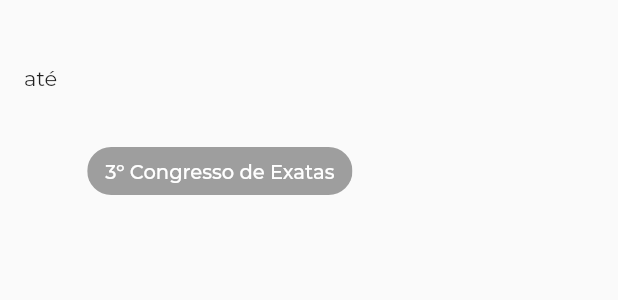
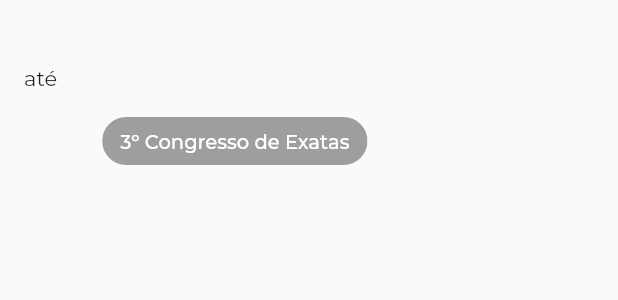
Before and after one commit to henriquearthur/congresso-unama, a Flutter app: the LectureItem widget shown alone on an empty page, opened directly with empty values, on a phone screen of 412 x 824 dp. Shown: the top 300 px of the screen. Run offline on Flutter 3.47's test engine with Material 2 defaults, Android fonts, the phone set to English and light mode, and no system bars; our stand-ins replace cloud_firestore, shared_preferences; accounts and stored records are empty.

Commit message:
View lecture screen - partial

```diff
--- a/lib/ui/screens/schedule_screen/components/lecture_item.dart
+++ b/lib/ui/screens/schedule_screen/components/lecture_item.dart
@@ -12,7 +12,12 @@ class LectureItem extends StatelessWidget {
   @override
   Widget build(BuildContext context) {
     // TODO: Add lecture/speaker details on touch LectureItem
-    return Padding(
+    return InkWell(
+      onTap: () {
+        Navigator.of(context)
+            .pushNamed("/view-lecture", arguments: {'lecture': lecture});
+      },
+      child: Padding(
         padding: const EdgeInsets.all(16.0),
         child: Row(
           crossAxisAlignment: CrossAxisAlignment.start,
@@ -46,7 +51,7 @@ class LectureItem extends StatelessWidget {
                 ]
               ],
             ),
-          SizedBox(width: 20.0),
+            SizedBox(width: 30.0),
             Flexible(
               child: Column(
                 crossAxisAlignment: CrossAxisAlignment.start,
@@ -61,12 +66,15 @@ class LectureItem extends StatelessWidget {
                   ),
                   SizedBox(height: 5.0),
                   Text(
-                  lecture.speaker,
+                    lecture.type +
+                        ((lecture.speaker.isNotEmpty)
+                            ? ' - ' + lecture.speaker
+                            : ''),
                     style: TextStyle(
                       color: Colors.grey[500],
                     ),
                   ),
-                SizedBox(height: 30.0),
+                  SizedBox(height: 10.0),
                   Chip(
                     label: Text(
                       getEventName(lecture.event),
@@ -83,6 +91,7 @@ class LectureItem extends StatelessWidget {
             )
           ],
         ),
+      ),
     );
   }
 }
--- a/lib/ui/screens/schedule_screen/schedule_default_screen.dart
+++ b/lib/ui/screens/schedule_screen/schedule_default_screen.dart
@@ -64,7 +64,7 @@ class _ScheduleDefaultScreenState extends State<ScheduleDefaultScreen> {
                   child: Scaffold(
                     key: _scaffoldKey,
                     appBar: AppBar(
-                      backgroundColor: Colors.white,
+                      backgroundColor: Styles.appBarBackgroundColor,
                       title: Text(
                         'Programação',
                         style: Styles.appBarTitleText,
@@ -72,7 +72,7 @@ class _ScheduleDefaultScreenState extends State<ScheduleDefaultScreen> {
                       iconTheme: IconThemeData(color: Styles.appBarIconColor),
                       centerTitle: true,
                       bottom: TabBar(
-                        labelColor: Colors.black,
+                        labelColor: Styles.appBarLabelColor,
                         tabs: [
                           Tab(text: "Dia 25"),
                           Tab(text: "Dia 26"),
--- a/lib/ui/theme/styles.dart
+++ b/lib/ui/theme/styles.dart
@@ -9,8 +9,6 @@ abstract class Styles {
   static Color primaryColor = Colors.green;
   static Color primaryColorDark = Colors.green[900];
 
-  static Color appBarIconColor = Colors.green;
-
   static Color mainScreenColor = Colors.cyan;
   static Color scheduleScreenColor = Colors.green;
   static Color undergradsScreenColor = Colors.orange;
@@ -19,6 +17,10 @@ abstract class Styles {
   static Color architectureColor = Color(0xff417952);
   static Color computingColor = Color(0xffF2A94B);
   static Color engineeringColor = Color(0xff2B80C0);
+
+  static Color appBarBackgroundColor = Colors.white;
+  static Color appBarIconColor = Colors.green;
+  static Color appBarLabelColor = Colors.black;
 
   static Color bottomSheetTitleColor = Colors.grey[600];
 
```
Also changed, not shown: lib/navigation/navigators/schedule_screen_navigator.dart (+9 -0 lines), lib/ui/screens/schedule_screen/components/schedule_date_list.dart (+5 -6 lines), lib/ui/screens/view_lecture_screen/view_lecture_default_screen.dart (added, +25 -0 lines). Lines whose indentation alone changed are shown as unchanged.
